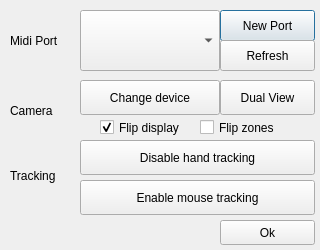
This is code/Hadrien/MDMA/src/UI/configwindow.ui in Amxx/MDMA as Qt 5 draws it before an edit. The edited form follows.
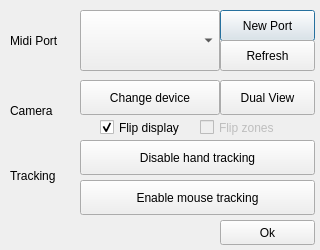
This is the edited form. Icons and pictures are not drawn.

```diff
--- a/code/Hadrien/MDMA/src/UI/configwindow.ui
+++ b/code/Hadrien/MDMA/src/UI/configwindow.ui
@@ -184,7 +184,7 @@
   </widget>
   <widget class="QCheckBox" name="checkBox_flip_zones">
    <property name="enabled">
-    <bool>true</bool>
+    <bool>false</bool>
    </property>
    <property name="geometry">
     <rect>
```
